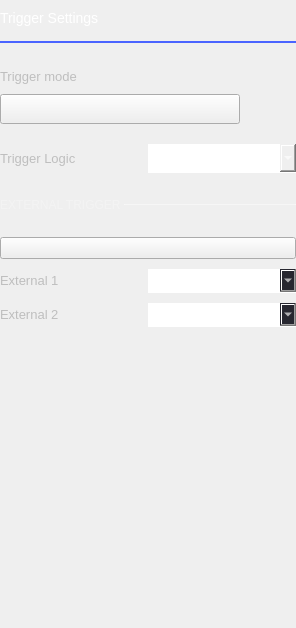
First picture: the form in ui/digital_trigger_settings.ui, repository analogdevicesinc/scopy, before the edit.
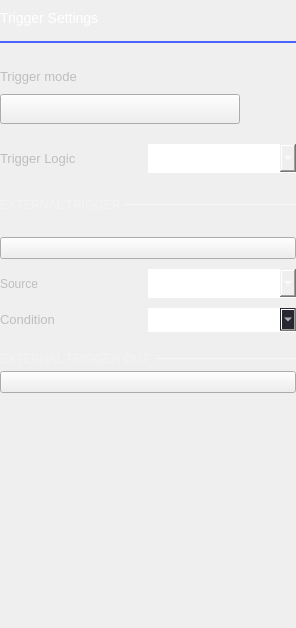
Second picture: the form after the edit. Icons and pictures are not drawn. Custom widgets are drawn as their Qt base class.

Commit message: Implement external trigger out and cross-instrument triggering

Diff of the .ui file:
```diff
--- a/ui/digital_trigger_settings.ui
+++ b/ui/digital_trigger_settings.ui
@@ -458,6 +458,42 @@
        </property>
       </spacer>
      </item>
+     <item>
+      <layout class="QHBoxLayout" name="horizontalLayout_2">
+       <property name="spacing">
+        <number>0</number>
+       </property>
+       <property name="topMargin">
+        <number>0</number>
+       </property>
+       <item>
+        <widget class="QLabel" name="label_3">
+         <property name="text">
+          <string>Source</string>
+         </property>
+        </widget>
+       </item>
+       <item>
+        <widget class="QComboBox" name="cmb_extern_src"/>
+       </item>
+      </layout>
+     </item>
+     <item>
+      <spacer name="verticalSpacer_7">
+       <property name="orientation">
+        <enum>Qt::Vertical</enum>
+       </property>
+       <property name="sizeType">
+        <enum>QSizePolicy::Fixed</enum>
+       </property>
+       <property name="sizeHint" stdset="0">
+        <size>
+         <width>0</width>
+         <height>10</height>
+        </size>
+       </property>
+      </spacer>
+     </item>
      <item>
       <layout class="QHBoxLayout" name="trigg_ext_1">
        <property name="spacing">
@@ -478,7 +514,7 @@
           <string notr="true">font-size: 13px;</string>
          </property>
          <property name="text">
-          <string>External 1</string>
+          <string>Condition</string>
          </property>
         </widget>
        </item>
@@ -827,361 +863,97 @@
        </property>
       </spacer>
      </item>
-     <item>
-      <layout class="QHBoxLayout" name="trigg_ext_2">
-       <property name="spacing">
-        <number>0</number>
-       </property>
-       <property name="topMargin">
-        <number>0</number>
-       </property>
-       <item>
-        <widget class="QLabel" name="lbl_extern_2">
-         <property name="sizePolicy">
-          <sizepolicy hsizetype="Minimum" vsizetype="Fixed">
-           <horstretch>0</horstretch>
-           <verstretch>0</verstretch>
-          </sizepolicy>
-         </property>
-         <property name="styleSheet">
-          <string notr="true"> font-size: 13px;</string>
-         </property>
-         <property name="text">
-          <string>External 2</string>
-         </property>
-        </widget>
-       </item>
-       <item>
-        <widget class="QComboBox" name="cmb_trigg_extern_cond_2">
-         <property name="sizePolicy">
-          <sizepolicy hsizetype="Minimum" vsizetype="Fixed">
-           <horstretch>0</horstretch>
-           <verstretch>0</verstretch>
-          </sizepolicy>
-         </property>
-         <property name="palette">
-          <palette>
-           <active>
-            <colorrole role="WindowText">
-             <brush brushstyle="SolidPattern">
-              <color alpha="255">
-               <red>255</red>
-               <green>255</green>
-               <blue>255</blue>
-              </color>
-             </brush>
-            </colorrole>
-            <colorrole role="Button">
-             <brush brushstyle="SolidPattern">
-              <color alpha="255">
-               <red>39</red>
-               <green>39</green>
-               <blue>48</blue>
-              </color>
-             </brush>
-            </colorrole>
-            <colorrole role="Text">
-             <brush brushstyle="SolidPattern">
-              <color alpha="255">
-               <red>255</red>
-               <green>255</green>
-               <blue>255</blue>
-              </color>
-             </brush>
-            </colorrole>
-            <colorrole role="ButtonText">
-             <brush brushstyle="SolidPattern">
-              <color alpha="255">
-               <red>255</red>
-               <green>255</green>
-               <blue>255</blue>
-              </color>
-             </brush>
-            </colorrole>
-            <colorrole role="Base">
-             <brush brushstyle="SolidPattern">
-              <color alpha="255">
-               <red>39</red>
-               <green>39</green>
-               <blue>48</blue>
-              </color>
-             </brush>
-            </colorrole>
-            <colorrole role="Window">
-             <brush brushstyle="SolidPattern">
-              <color alpha="255">
-               <red>39</red>
-               <green>39</green>
-               <blue>48</blue>
-              </color>
-             </brush>
-            </colorrole>
-           </active>
-           <inactive>
-            <colorrole role="WindowText">
-             <brush brushstyle="SolidPattern">
-              <color alpha="255">
-               <red>255</red>
-               <green>255</green>
-               <blue>255</blue>
-              </color>
-             </brush>
-            </colorrole>
-            <colorrole role="Button">
-             <brush brushstyle="SolidPattern">
-              <color alpha="255">
-               <red>39</red>
-               <green>39</green>
-               <blue>48</blue>
-              </color>
-             </brush>
-            </colorrole>
-            <colorrole role="Text">
-             <brush brushstyle="SolidPattern">
-              <color alpha="255">
-               <red>255</red>
-               <green>255</green>
-               <blue>255</blue>
-              </color>
-             </brush>
-            </colorrole>
-            <colorrole role="ButtonText">
-             <brush brushstyle="SolidPattern">
-              <color alpha="255">
-               <red>255</red>
-               <green>255</green>
-               <blue>255</blue>
-              </color>
-             </brush>
-            </colorrole>
-            <colorrole role="Base">
-             <brush brushstyle="SolidPattern">
-              <color alpha="255">
-               <red>39</red>
-               <green>39</green>
-               <blue>48</blue>
-              </color>
-             </brush>
-            </colorrole>
-            <colorrole role="Window">
-             <brush brushstyle="SolidPattern">
-              <color alpha="255">
-               <red>39</red>
-               <green>39</green>
-               <blue>48</blue>
-              </color>
-             </brush>
-            </colorrole>
-           </inactive>
-           <disabled>
-            <colorrole role="WindowText">
-             <brush brushstyle="SolidPattern">
-              <color alpha="255">
-               <red>85</red>
-               <green>85</green>
-               <blue>85</blue>
-              </color>
-             </brush>
-            </colorrole>
-            <colorrole role="Button">
-             <brush brushstyle="SolidPattern">
-              <color alpha="255">
-               <red>39</red>
-               <green>39</green>
-               <blue>48</blue>
-              </color>
-             </brush>
-            </colorrole>
-            <colorrole role="Text">
-             <brush brushstyle="SolidPattern">
-              <color alpha="255">
-               <red>85</red>
-               <green>85</green>
-               <blue>85</blue>
-              </color>
-             </brush>
-            </colorrole>
-            <colorrole role="ButtonText">
-             <brush brushstyle="SolidPattern">
-              <color alpha="255">
-               <red>85</red>
-               <green>85</green>
-               <blue>85</blue>
-              </color>
-             </brush>
-            </colorrole>
-            <colorrole role="Base">
-             <brush brushstyle="SolidPattern">
-              <color alpha="255">
-               <red>39</red>
-               <green>39</green>
-               <blue>48</blue>
-              </color>
-             </brush>
-            </colorrole>
-            <colorrole role="Window">
-             <brush brushstyle="SolidPattern">
-              <color alpha="255">
-               <red>39</red>
-               <green>39</green>
-               <blue>48</blue>
-              </color>
-             </brush>
-            </colorrole>
-           </disabled>
-          </palette>
-         </property>
-         <property name="styleSheet">
-          <string notr="true">QComboBox
-{
-  height: 19px;
-
-  border: 0px;
-  border-bottom: 1px solid rgba(255, 255, 255, 102);
-  
-  font-size: 16px;
-  font-weight: normal;
-  font-style: normal;
-  text-align: left;
-  color: #ffffff;
-/*background-color:green;*/
-
-}
-QComboBox::drop-down
-{
-  subcontrol-position: center right;
-  width: 10px;
-  height: 6px;
-  border-image: url(:/icons/sba_cmb_box_arrow.svg);
-  
-  font-size: 16px;
-  font-weight: normal;
-  font-style: normal;
-  text-align: left;
-  color: #e0e0e0;
-}
-QComboBox QAbstractItemView {
-  border: 0px;
-  selection-background-color: rgba(25, 25, 25);
-  outline: 0px;
-}
-
-QComboBox QAbstractItemView::item {
-width:30px;
-hieght:20px;
-margin-top: 0px;
-border:0px;
-padding:0px;
-}
-
-QComboBox:disabled
-{
-  color: rgb(85, 85, 85);
-}
-
-/* Color of the selected list item. */
-QComboBox::item:selected {
-  
-  font-size: 16px;
-  font-weight: normal;
-  font-style: normal;
-  text-align: left;
-  color: #ffffff;
-  border-bottom: 1px solid rgba(255, 255, 255, 102);
- 
-}
-/* Indicator will shine through the label text if you don't make it hidden. */
-QComboBox::indicator{
-    background-color:transparent;
-    selection-background-color:transparent;
-    color:transparent;
-    selection-color:transparent;
-}
-</string>
-         </property>
-         <property name="sizeAdjustPolicy">
-          <enum>QComboBox::AdjustToMinimumContentsLengthWithIcon</enum>
-         </property>
-         <property name="iconSize">
-          <size>
-           <width>30</width>
-           <height>20</height>
-          </size>
-         </property>
-         <property name="frame">
-          <bool>false</bool>
-         </property>
-         <item>
-          <property name="text">
-           <string>None</string>
-          </property>
-         </item>
-         <item>
-          <property name="text">
-           <string/>
-          </property>
-          <property name="icon">
-           <iconset>
-            <normaloff>:/icons/trigger_any_enabled.svg</normaloff>
-            <normalon>:/icons/trigger_any_enabled.svg</normalon>
-            <disabledoff>:/icons/trigger_any_disabled.svg</disabledoff>
-            <disabledon>:/icons/trigger_any_disabled.svg</disabledon>:/icons/trigger_any_enabled.svg</iconset>
-          </property>
-         </item>
-         <item>
-          <property name="text">
-           <string/>
-          </property>
-          <property name="icon">
-           <iconset>
-            <normaloff>:/icons/trigger_rising_enabled.svg</normaloff>
-            <normalon>:/icons/trigger_rising_enabled.svg</normalon>
-            <disabledoff>:/icons/trigger_rising_disabled.svg</disabledoff>
-            <disabledon>:/icons/trigger_rising_disabled.svg</disabledon>:/icons/trigger_rising_enabled.svg</iconset>
-          </property>
-         </item>
-         <item>
-          <property name="text">
-           <string/>
-          </property>
-          <property name="icon">
-           <iconset>
-            <normaloff>:/icons/trigger_falling_enabled.svg</normaloff>
-            <normalon>:/icons/trigger_falling_enabled.svg</normalon>
-            <disabledoff>:/icons/trigger_falling_disabled.svg</disabledoff>
-            <disabledon>:/icons/trigger_falling_disabled.svg</disabledon>:/icons/trigger_falling_enabled.svg</iconset>
-          </property>
-         </item>
-         <item>
-          <property name="text">
-           <string/>
-          </property>
-          <property name="icon">
-           <iconset>
-            <normaloff>:/icons/trigger_low_enabled.svg</normaloff>
-            <normalon>:/icons/trigger_low_enabled.svg</normalon>
-            <disabledoff>:/icons/trigger_low_disabled.svg</disabledoff>
-            <disabledon>:/icons/trigger_low_disabled.svg</disabledon>:/icons/trigger_low_enabled.svg</iconset>
-          </property>
-         </item>
-         <item>
-          <property name="text">
-           <string/>
-          </property>
-          <property name="icon">
-           <iconset>
-            <normaloff>:/icons/trigger_high_enabled.svg</normaloff>
-            <normalon>:/icons/trigger_high_enabled.svg</normalon>
-            <disabledoff>:/icons/trigger_high_disabled.svg</disabledoff>
-            <disabledon>:/icons/trigger_high_disabled.svg</disabledon>:/icons/trigger_high_enabled.svg</iconset>
-          </property>
-         </item>
-        </widget>
-       </item>
-      </layout>
-     </item>
     </layout>
    </item>
+   <item>
+    <spacer name="verticalSpacer_8">
+     <property name="orientation">
+      <enum>Qt::Vertical</enum>
+     </property>
+     <property name="sizeType">
+      <enum>QSizePolicy::Fixed</enum>
+     </property>
+     <property name="sizeHint" stdset="0">
+      <size>
+       <width>0</width>
+       <height>10</height>
+      </size>
+     </property>
+    </spacer>
+   </item>
+   <item>
+    <widget class="QWidget" name="extern_to" native="true">
+     <layout class="QVBoxLayout" name="verticalLayout_2">
+      <property name="spacing">
+       <number>5</number>
+      </property>
+      <property name="leftMargin">
+       <number>0</number>
+      </property>
+      <property name="topMargin">
+       <number>0</number>
+      </property>
+      <property name="rightMargin">
+       <number>0</number>
+      </property>
+      <property name="bottomMargin">
+       <number>0</number>
+      </property>
+      <item>
+       <layout class="QHBoxLayout" name="horizontalLayout_3">
+        <property name="spacing">
+         <number>5</number>
+        </property>
+        <property name="bottomMargin">
+         <number>0</number>
+        </property>
+        <item>
+         <widget class="QLabel" name="label_5">
+          <property name="styleSheet">
+           <string notr="true">QLabel {
+                font-size: 12px;
+                color: rgba(255, 255, 255, 70);
+        }</string>
+          </property>
+          <property name="text">
+           <string>EXTERNAL TRIGGER OUT</string>
+          </property>
+         </widget>
+        </item>
+        <item>
+         <widget class="Line" name="line_4">
+          <property name="minimumSize">
+           <size>
+            <width>0</width>
+            <height>1</height>
+           </size>
+          </property>
+          <property name="maximumSize">
+           <size>
+            <width>16777215</width>
+            <height>1</height>
+           </size>
+          </property>
+          <property name="styleSheet">
+           <string notr="true">border: 1px solid rgba(255, 255, 255, 70);</string>
+          </property>
+          <property name="orientation">
+           <enum>Qt::Horizontal</enum>
+          </property>
+         </widget>
+        </item>
+       </layout>
+      </item>
+      <item>
+       <widget class="adiscope::CustomSwitch" name="extern_to_en">
+        <property name="text">
+         <string/>
+        </property>
+       </widget>
+      </item>
+     </layout>
+    </widget>
+   </item>
    <item>
     <spacer name="verticalSpacer">
      <property name="orientation">
```
Left out of the diff: 14 changed lines with no effect on the pictures. The commit also changes 7 other files.
